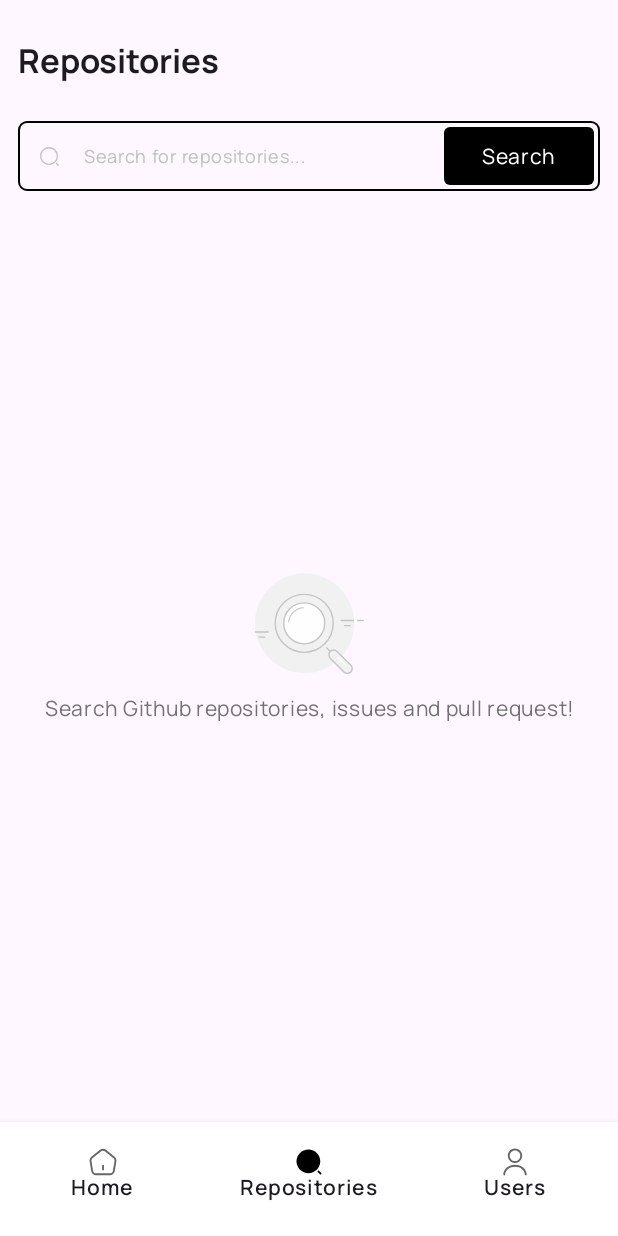
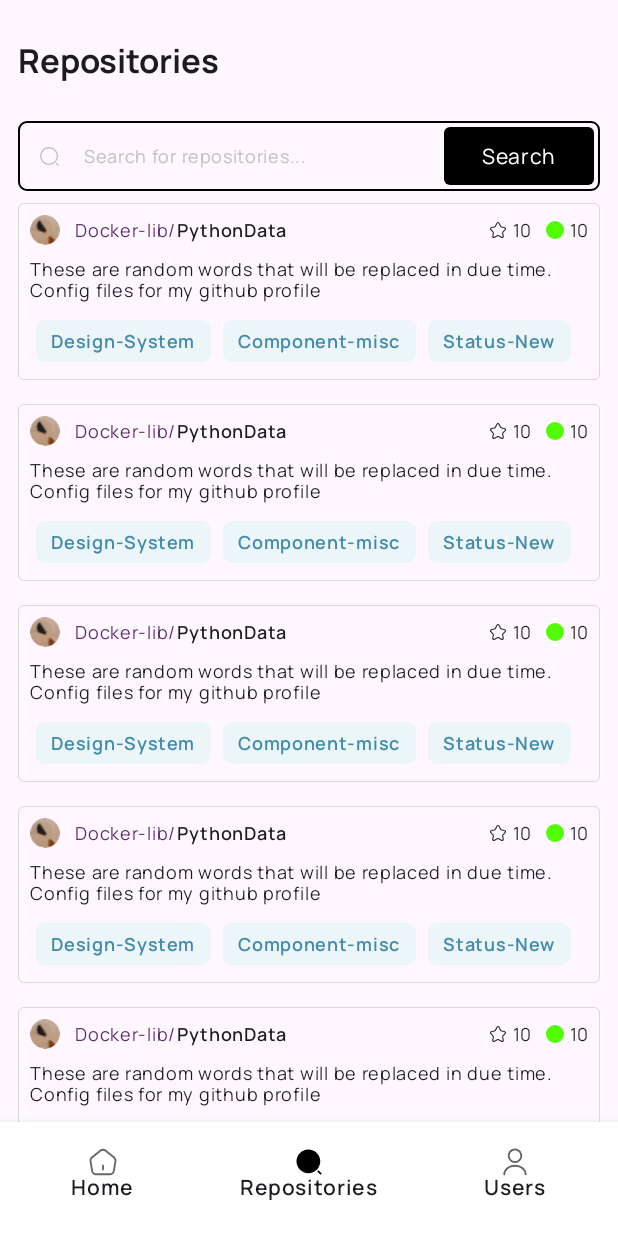
Before and after one commit to Xheghun/RepoLens, an Android app built with Jetpack Compose: the screen it shows after launch (MainActivity), item 2 of the bottom bar chosen, on a phone screen of 412 x 824 dp. Run offline under Robolectric (Android 15) with nearby library versions, the phone set to English and light mode, and no system bars.

Commit message:
repo item

```diff
--- a/app/src/main/java/com/xheghun/repolens/presentation/MainActivity.kt
+++ b/app/src/main/java/com/xheghun/repolens/presentation/MainActivity.kt
@@ -97,7 +97,7 @@ class MainActivity : ComponentActivity() {
                 ) { innerPadding ->
                     NavHost(
                         navController = navController,
-                        startDestination = Routes.Home.name,
+                        startDestination = Routes.Repositories.name,
                         modifier = Modifier.padding(innerPadding)
                     ) {
                         composable(Routes.Home.name) { HomeView(navController) }
--- a/app/src/main/java/com/xheghun/repolens/presentation/search/SearchView.kt
+++ b/app/src/main/java/com/xheghun/repolens/presentation/search/SearchView.kt
@@ -7,11 +7,13 @@ import androidx.compose.foundation.clickable
 import androidx.compose.foundation.layout.Arrangement
 import androidx.compose.foundation.layout.Box
 import androidx.compose.foundation.layout.Column
+import androidx.compose.foundation.layout.FlowRow
 import androidx.compose.foundation.layout.Row
 import androidx.compose.foundation.layout.fillMaxWidth
 import androidx.compose.foundation.layout.padding
 import androidx.compose.foundation.layout.size
 import androidx.compose.foundation.layout.width
+import androidx.compose.foundation.lazy.LazyColumn
 import androidx.compose.foundation.shape.RoundedCornerShape
 import androidx.compose.material3.Icon
 import androidx.compose.material3.MaterialTheme
@@ -28,18 +30,20 @@ import androidx.compose.ui.graphics.Color
 import androidx.compose.ui.res.painterResource
 import androidx.compose.ui.text.style.TextAlign
 import androidx.compose.ui.unit.dp
+import androidx.lifecycle.viewmodel.compose.viewModel
 import androidx.navigation.NavHostController
 import com.xheghun.repolens.R
 import com.xheghun.repolens.presentation.theme.Black
 import com.xheghun.repolens.presentation.theme.EmptyState
 import com.xheghun.repolens.presentation.theme.Grey
 import com.xheghun.repolens.presentation.widget.PageTitle
+import com.xheghun.repolens.presentation.widget.RepoItem
 import com.xheghun.repolens.presentation.widget.SearchTextField
 
 @Composable
 fun SearchView(navController: NavHostController) {
 
-    var value by remember { mutableStateOf("") }
+    val model = viewModel<SearchViewModel>()
 
     Column(
         Modifier
@@ -69,9 +73,9 @@ fun SearchView(navController: NavHostController) {
             Box(Modifier.width(6.dp))
             SearchTextField(
                 hintText = "Search for repositories...",
-                value = value,
+                value = model.searchValue.value,
                 onValueChange = { newValue ->
-                    value = newValue
+                    model.updateSearch(newValue)
                 },
                 modifier = Modifier.weight(1f)
             )
@@ -88,6 +92,14 @@ fun SearchView(navController: NavHostController) {
             )
         }
 
+        //RESULT LIST
+        LazyColumn(Modifier.weight(1f)) {
+            items(10) {
+              RepoItem()
+            }
+        }
+
+        if (false)
         //EMPTY STATE
             Column(
                 horizontalAlignment = Alignment.CenterHorizontally,
--- /dev/null
+++ b/app/src/main/java/com/xheghun/repolens/presentation/search/SearchViewModel.kt
@@ -0,0 +1,14 @@
+package com.xheghun.repolens.presentation.search
+
+import androidx.lifecycle.ViewModel
+import kotlinx.coroutines.flow.MutableStateFlow
+import kotlinx.coroutines.flow.asStateFlow
+
+class SearchViewModel : ViewModel() {
+    private val _searchValue = MutableStateFlow("")
+    val searchValue = _searchValue.asStateFlow()
+
+    fun updateSearch(value: String) {
+        _searchValue.value = value
+    }
+}
--- a/app/src/main/java/com/xheghun/repolens/presentation/theme/Fonts.kt
+++ b/app/src/main/java/com/xheghun/repolens/presentation/theme/Fonts.kt
@@ -8,5 +8,6 @@ import com.xheghun.repolens.R
 val ManRope = FontFamily(
     Font(R.font.manrope_regular, FontWeight.Normal),
     Font(R.font.manrope_semi_bold, FontWeight.SemiBold),
-    Font(R.font.manrope_bold, FontWeight.Bold)
+    Font(R.font.manrope_bold, FontWeight.Bold),
+    Font(R.font.manrope_light, FontWeight.Light)
 )
--- a/app/src/main/java/com/xheghun/repolens/presentation/theme/Type.kt
+++ b/app/src/main/java/com/xheghun/repolens/presentation/theme/Type.kt
@@ -42,5 +42,13 @@ val Typography = Typography(
         fontSize = 12.sp,
         lineHeight = 14.sp,
         letterSpacing = 0.5.sp
+    ),
+
+    displaySmall = TextStyle(
+        fontFamily = ManRope,
+        fontWeight = FontWeight.Normal,
+        fontSize = 12.sp,
+        lineHeight = 14.sp,
+        letterSpacing = 0.5.sp
     )
 )
--- /dev/null
+++ b/app/src/main/java/com/xheghun/repolens/presentation/widget/RepoItem.kt
@@ -0,0 +1,132 @@
+package com.xheghun.repolens.presentation.widget
+
+import androidx.compose.foundation.Image
+import androidx.compose.foundation.background
+import androidx.compose.foundation.border
+import androidx.compose.foundation.layout.Box
+import androidx.compose.foundation.layout.Column
+import androidx.compose.foundation.layout.ExperimentalLayoutApi
+import androidx.compose.foundation.layout.FlowRow
+import androidx.compose.foundation.layout.Row
+import androidx.compose.foundation.layout.fillMaxWidth
+import androidx.compose.foundation.layout.padding
+import androidx.compose.foundation.layout.size
+import androidx.compose.foundation.layout.width
+import androidx.compose.foundation.shape.CircleShape
+import androidx.compose.foundation.shape.RoundedCornerShape
+import androidx.compose.material3.MaterialTheme
+import androidx.compose.material3.Surface
+import androidx.compose.material3.Text
+import androidx.compose.runtime.Composable
+import androidx.compose.ui.Alignment
+import androidx.compose.ui.Modifier
+import androidx.compose.ui.draw.clip
+import androidx.compose.ui.draw.shadow
+import androidx.compose.ui.geometry.Size
+import androidx.compose.ui.graphics.Outline
+import androidx.compose.ui.graphics.RectangleShape
+import androidx.compose.ui.graphics.Shape
+import androidx.compose.ui.res.painterResource
+import androidx.compose.ui.text.TextStyle
+import androidx.compose.ui.unit.Density
+import androidx.compose.ui.unit.LayoutDirection
+import androidx.compose.ui.unit.dp
+import androidx.compose.ui.unit.sp
+import com.xheghun.repolens.R
+import com.xheghun.repolens.presentation.theme.DeepPurple
+import com.xheghun.repolens.presentation.theme.GreyLight
+import com.xheghun.repolens.presentation.theme.Lime
+import com.xheghun.repolens.presentation.theme.ManRope
+import com.xheghun.repolens.presentation.theme.Teal
+import com.xheghun.repolens.presentation.theme.TealTransparent
+
+@OptIn(ExperimentalLayoutApi::class)
+@Composable
+fun RepoItem() {
+    val tags = listOf("Design-System", "Component-misc", "Status-New")
+
+    Surface(
+        shadowElevation = 8.dp,
+        modifier = Modifier
+            .padding(vertical = 8.dp)
+            .border(0.5.dp, GreyLight, RoundedCornerShape(4.dp))
+            .clip(RoundedCornerShape(4.dp))
+    ) {
+        Column(
+            Modifier
+                .padding(8.dp)
+
+        ) {
+            Row(verticalAlignment = Alignment.CenterVertically) {
+                Image(
+                    painter = painterResource(id = R.drawable.repo_img),
+                    contentDescription = "repo-image",
+                    modifier = Modifier
+                        .size(20.dp)
+                        .clip(CircleShape)
+                )
+
+                Box(Modifier.width(10.dp))
+
+                Row(Modifier.weight(1f)) {
+                    Text(
+                        text = "Docker-lib/",
+                        color = DeepPurple,
+                        style = MaterialTheme.typography.bodySmall
+                    )
+                    Text(
+                        text = "PythonData",
+                        style = MaterialTheme.typography.labelSmall.copy(fontSize = 12.sp)
+                    )
+                }
+
+                TextDrawable(text = "10") {
+                    Image(
+                        painter = painterResource(id = R.drawable.star),
+                        contentDescription = "github star"
+                    )
+                }
+                Box(Modifier.width(10.dp))
+                TextDrawable(text = "10") {
+                    Box(
+                        Modifier
+                            .size(12.dp)
+                            .clip(CircleShape)
+                            .background(Lime)
+                    )
+                }
+            }
+
+            Text(
+                "These are random words that will be replaced in due time. Config files for my github profile",
+                style = MaterialTheme.typography.bodySmall,
+                modifier = Modifier.padding(vertical = 8.dp)
+            )
+
+            FlowRow {
+                tags.forEach {
+                    Text(
+                        it,
+                        color = Teal,
+                        style = MaterialTheme.typography.labelSmall.copy(fontSize = 12.sp),
+                        modifier = Modifier
+                            .padding(4.dp)
+                            .clip(RoundedCornerShape(6.dp))
+                            .background(TealTransparent)
+                            .padding(vertical = 6.dp, horizontal = 10.dp)
+                    )
+                }
+            }
+        }
+    }
+}
+
+
+@Composable
+fun TextDrawable(text: String, drawableStart: @Composable () -> Unit) {
+    Row(verticalAlignment = Alignment.CenterVertically) {
+        drawableStart()
+        Box(Modifier.width(4.dp))
+        Text(text = text, style = TextStyle(fontSize = 12.sp, fontFamily = ManRope))
+    }
+}
--- /dev/null
+++ b/app/src/main/res/drawable/star.xml
@@ -0,0 +1,9 @@
+<vector xmlns:android="http://schemas.android.com/apk/res/android"
+    android:width="12dp"
+    android:height="12dp"
+    android:viewportWidth="12"
+    android:viewportHeight="12">
+  <path
+      android:pathData="M8.83,11.335C8.565,11.335 8.225,11.25 7.8,11L6.305,10.115C6.15,10.025 5.85,10.025 5.7,10.115L4.2,11C3.315,11.525 2.795,11.315 2.56,11.145C2.33,10.975 1.97,10.54 2.205,9.54L2.56,8.005C2.6,7.845 2.52,7.57 2.4,7.45L1.16,6.21C0.54,5.59 0.59,5.06 0.675,4.8C0.76,4.54 1.03,4.08 1.89,3.935L3.485,3.67C3.635,3.645 3.85,3.485 3.915,3.35L4.8,1.585C5.2,0.78 5.725,0.66 6,0.66C6.275,0.66 6.8,0.78 7.2,1.585L8.08,3.345C8.15,3.48 8.365,3.64 8.515,3.665L10.11,3.93C10.975,4.075 11.245,4.535 11.325,4.795C11.405,5.055 11.455,5.585 10.84,6.205L9.6,7.45C9.48,7.57 9.405,7.84 9.44,8.005L9.795,9.54C10.025,10.54 9.67,10.975 9.44,11.145C9.315,11.235 9.115,11.335 8.83,11.335ZM6,9.295C6.245,9.295 6.49,9.355 6.685,9.47L8.18,10.355C8.615,10.615 8.89,10.615 8.995,10.54C9.1,10.465 9.175,10.2 9.065,9.71L8.71,8.175C8.615,7.76 8.77,7.225 9.07,6.92L10.31,5.68C10.555,5.435 10.665,5.195 10.615,5.03C10.56,4.865 10.33,4.73 9.99,4.675L8.395,4.41C8.01,4.345 7.59,4.035 7.415,3.685L6.535,1.925C6.375,1.605 6.175,1.415 6,1.415C5.825,1.415 5.625,1.605 5.47,1.925L4.585,3.685C4.41,4.035 3.99,4.345 3.605,4.41L2.015,4.675C1.675,4.73 1.445,4.865 1.39,5.03C1.335,5.195 1.45,5.44 1.695,5.68L2.935,6.92C3.235,7.22 3.39,7.76 3.295,8.175L2.94,9.71C2.825,10.205 2.905,10.465 3.01,10.54C3.115,10.615 3.385,10.61 3.825,10.355L5.32,9.47C5.51,9.355 5.755,9.295 6,9.295Z"
+      android:fillColor="#292D32"/>
+</vector>
```
Also changed, not shown: app/src/main/res/drawable/repo_img.png (added), app/src/main/res/font/manrope_light.ttf (added). Lines whose indentation alone changed are shown as unchanged.
